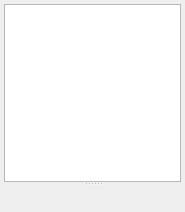
Qt form kame/forms/messageform.ui (northriv/KAME) before a commit.
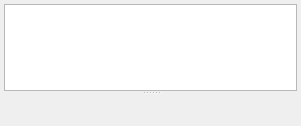
The same form after that commit.

```diff
--- a/kame/forms/messageform.ui
+++ b/kame/forms/messageform.ui
@@ -6,8 +6,8 @@
    <rect>
     <x>0</x>
     <y>0</y>
-    <width>185</width>
-    <height>212</height>
+    <width>301</width>
+    <height>126</height>
    </rect>
   </property>
   <property name="windowTitle">
@@ -38,19 +38,51 @@
       <property name="orientation">
        <enum>Qt::Vertical</enum>
       </property>
-      <widget class="QListWidget" name="m_list"/>
+      <widget class="QListWidget" name="m_list">
+       <property name="font">
+        <font>
+         <pointsize>11</pointsize>
+        </font>
+       </property>
+       <property name="frameShape">
+        <enum>QFrame::StyledPanel</enum>
+       </property>
+       <property name="frameShadow">
+        <enum>QFrame::Sunken</enum>
+       </property>
+       <property name="alternatingRowColors">
+        <bool>false</bool>
+       </property>
+       <property name="isWrapping" stdset="0">
+        <bool>false</bool>
+       </property>
+       <property name="wordWrap">
+        <bool>true</bool>
+       </property>
+      </widget>
       <widget class="QPushButton" name="m_btn">
        <property name="enabled">
         <bool>true</bool>
        </property>
+       <property name="sizePolicy">
+        <sizepolicy hsizetype="Fixed" vsizetype="Fixed">
+         <horstretch>0</horstretch>
+         <verstretch>0</verstretch>
+        </sizepolicy>
+       </property>
+       <property name="font">
+        <font>
+         <pointsize>12</pointsize>
+        </font>
+       </property>
        <property name="text">
         <string/>
        </property>
        <property name="autoDefault">
-        <bool>true</bool>
+        <bool>false</bool>
        </property>
        <property name="default">
-        <bool>true</bool>
+        <bool>false</bool>
        </property>
        <property name="flat">
         <bool>true</bool>
```
